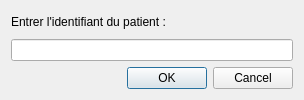
The window that gui/Viewer/forms/patientnamedialog.ui (Krozark/Salamandre) describes before a commit, drawn with Qt 5.
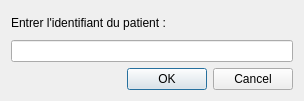
The same window after the commit.

The edit to the form file:
```diff
--- a/gui/Viewer/forms/patientnamedialog.ui
+++ b/gui/Viewer/forms/patientnamedialog.ui
@@ -7,7 +7,7 @@
     <x>0</x>
     <y>0</y>
     <width>304</width>
-    <height>100</height>
+    <height>101</height>
    </rect>
   </property>
   <property name="windowTitle">
```
Left out of the diff: 2 changed lines with no effect on the pictures.
